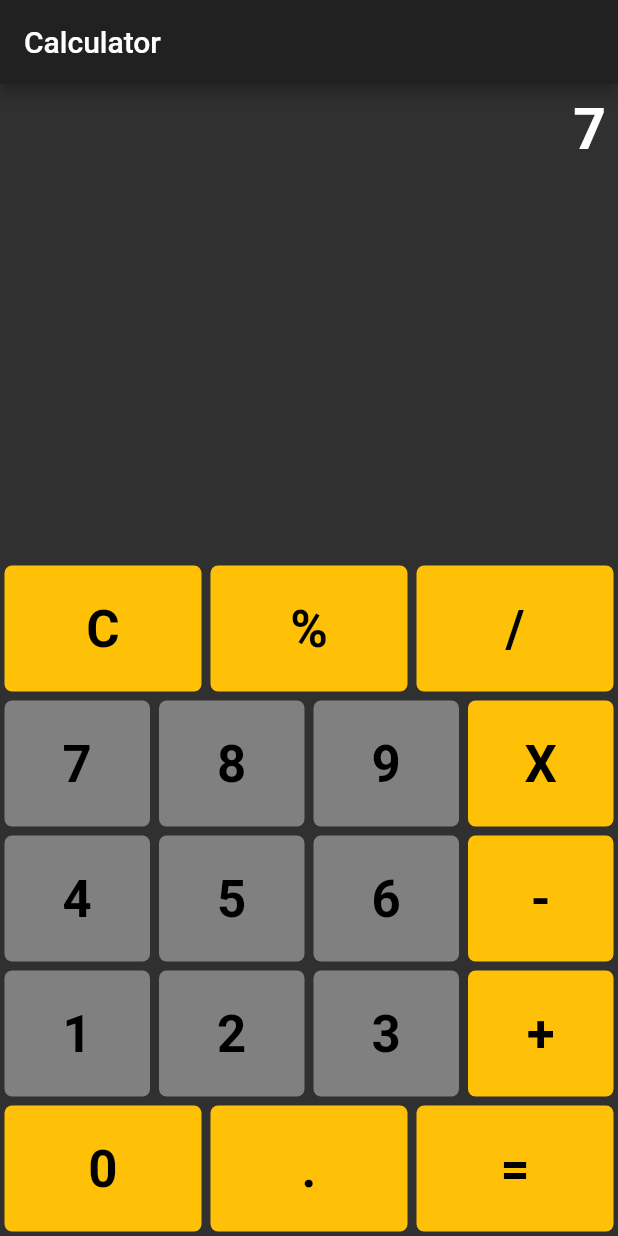
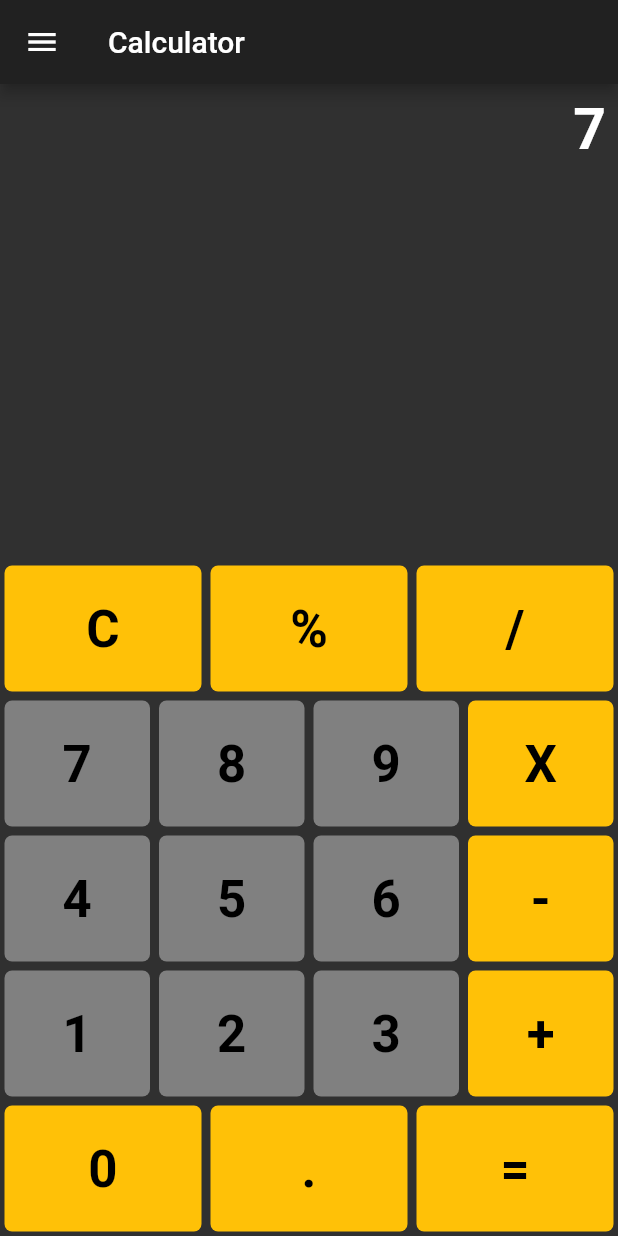
Before and after one commit to abdulrahmanhezam/Flutter-Apps, a Flutter app: the screen it shows after launch, after a tap on an icon or button, on a phone screen of 412 x 824 dp. Run offline on Flutter 3.47's test engine with Material 2 defaults, Android fonts, the phone set to English and light mode, and no system bars; our stand-ins replace fluttertoast; network calls fail.

```diff
--- a/lib/main.dart
+++ b/lib/main.dart
@@ -1,6 +1,8 @@
 import 'package:flutter/cupertino.dart';
 import 'package:flutter/material.dart';
 import 'package:fluttertoast/fluttertoast.dart';
+import 'about_us_page.dart';
+import 'side_menu.dart';
 
 void main() {
   runApp(MyApp());
@@ -10,10 +12,9 @@ class MyApp extends StatelessWidget {
   @override
   Widget build(BuildContext context) {
     return MaterialApp(
-
       theme: ThemeData.dark(),
-
       debugShowCheckedModeBanner: false,
+      routes: <String, WidgetBuilder>{'/AboutUsPage': (context) => AboutUs()},
       home: HomePage(),
     );
   }
@@ -26,9 +27,8 @@ class HomePage extends StatefulWidget {
 }
 
 class _HomePageState extends State<HomePage> {
-
-
- divByZero(String message) async => Fluttertoast.showToast( //  تقوم هذه الدالة باظهار تنبيه عند القسمة على صفر
+  divByZero(String message) async => Fluttertoast.showToast(
+      //  تقوم هذه الدالة باظهار تنبيه عند القسمة على صفر
       msg: message,
       toastLength: Toast.LENGTH_SHORT,
       gravity: ToastGravity.BOTTOM,
@@ -68,8 +68,7 @@ class _HomePageState extends State<HomePage> {
       _output = "";
     } else if (operand == "%") {
       _output = (num1 / 100).toString();
-    }
-    else if (buttonText == '=') {
+    } else if (buttonText == '=') {
       // شرط عملية المساواة
       num2 = double.parse(output);
 
@@ -132,8 +131,32 @@ class _HomePageState extends State<HomePage> {
     //  هنا نقوم بتصميم الشكل الخارجي
     return Scaffold(
       appBar: AppBar(
-        title:
-            Text('Calculator '), // هنا نقوم بوضع عنوان التطبيق في اعلى الصفحة
+        title: Text(
+          'Calculator ',
+        ), // هنا نقوم بوضع عنوان التطبيق في اعلى الصفحة
+      ),
+      drawer: Drawer(
+        child: ListView(
+          children: <Widget>[
+            DrawerHeader(
+              child: Column(
+                children: <Widget>[
+                  Image(
+                      image: NetworkImage(
+                          'https://cdn.iconscout.com/icon/free/png-512/calculator-716-461701.png',
+                          scale:5),),
+                  Text("Calculator ",style: TextStyle(fontSize:26),),
+                ],
+              ),
+              decoration: BoxDecoration(
+                  gradient: LinearGradient(colors: <Color>[
+                Colors.white38,
+                Colors.white38,
+              ])),
+            ),
+            CustomListTile(),
+          ],
+        ),
       ),
       body: Column(
         children: <Widget>[
--- /dev/null
+++ b/lib/side_menu.dart
@@ -0,0 +1,40 @@
+import 'package:flutter/material.dart';
+
+class CustomListTile extends StatelessWidget {
+  @override
+  Widget build(BuildContext context) {
+    return Padding(
+      padding: const EdgeInsets.all(8.0),
+      child: Container(
+        decoration: BoxDecoration(
+            border: Border(bottom: BorderSide(color: Colors.grey))),
+        child: InkWell(
+          onTap: () {
+            Navigator.pushNamed(context, '/AboutUsPage');
+          },
+          child: Row(
+            mainAxisAlignment: MainAxisAlignment.spaceBetween,
+            children: <Widget>[
+              Row(
+                children: <Widget>[
+                  Icon(
+                    Icons.info_outline,
+                    size: 26,
+                  ),
+                  Padding(
+                    padding: const EdgeInsets.all(8.0),
+                    child: Text(
+                      "About Us",
+                      style: TextStyle(fontSize: 19),
+                    ),
+                  ),
+                ],
+              ),
+              Icon(Icons.arrow_right),
+            ],
+          ),
+        ),
+      ),
+    );
+  }
+}
```
Also changed, not shown: lib/about_us_page.dart (added, +35 -0 lines). Lines whose indentation alone changed are shown as unchanged.
